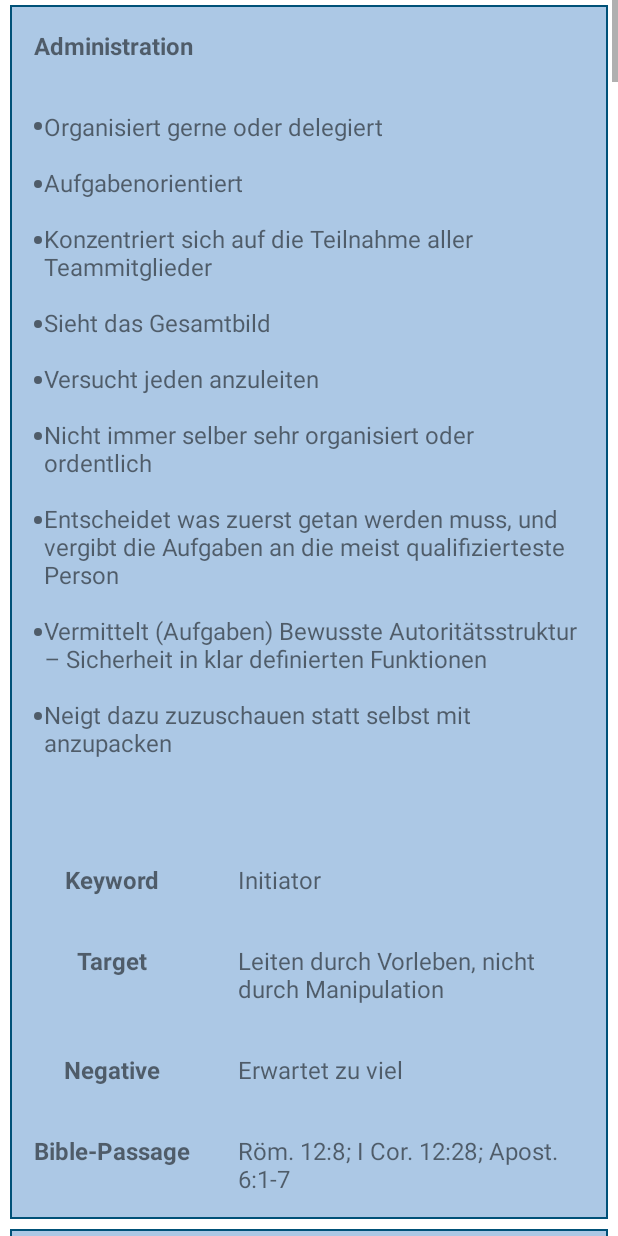
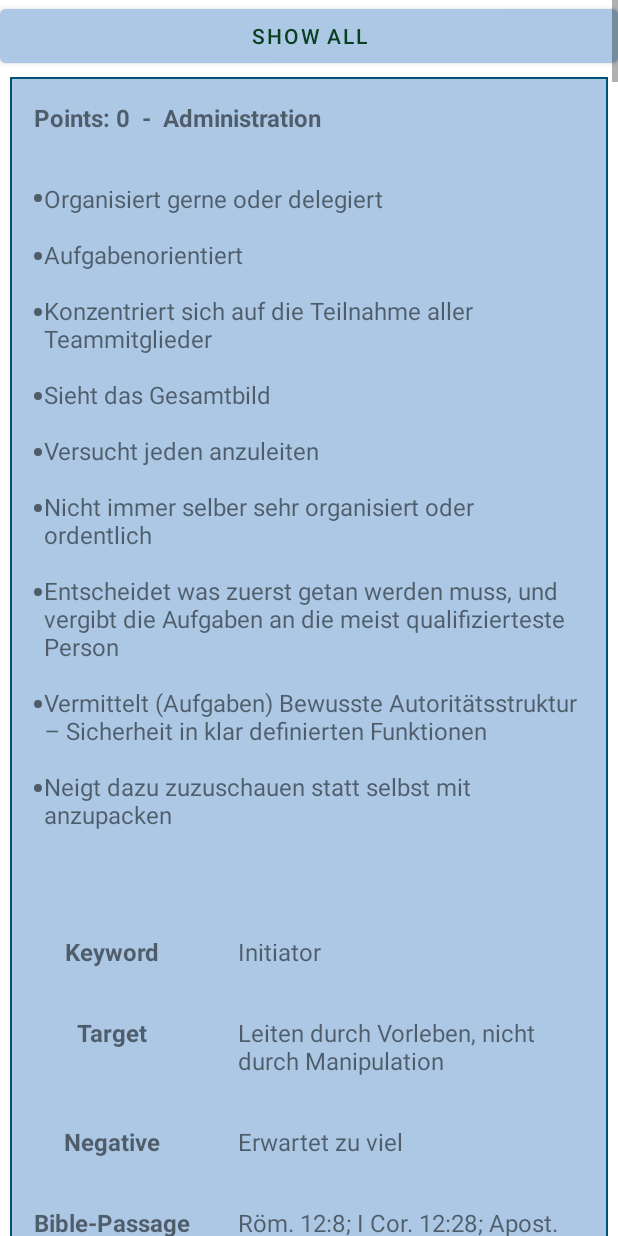
Before and after one commit to domjos1994/GiftApp, an Android app: the layout fragment_result.xml on its own in the app's theme, with its tools: preview values and no code run, on a phone screen of 412 x 824 dp. Run offline under Robolectric (Android 15) with nearby library versions, the phone set to English and light mode, and no system bars.

Commit message:
update app: solve bugs with gift

```diff
--- a/app/build.gradle
+++ b/app/build.gradle
@@ -10,7 +10,7 @@ android {
         applicationId "de.domjos.gift_app"
         minSdk 21
         targetSdk 32
-        versionCode 7
+        versionCode 8
         versionName "1.0"
 
         testInstrumentationRunner "androidx.test.runner.AndroidJUnitRunner"
--- a/app/src/main/java/de/domjos/gift_app/customControls/GiftItem.kt
+++ b/app/src/main/java/de/domjos/gift_app/customControls/GiftItem.kt
@@ -2,9 +2,6 @@ package de.domjos.gift_app.customControls
 
 import android.annotation.SuppressLint
 import android.content.Context
-import android.os.Build
-import android.text.Html
-import android.text.Spannable
 import android.text.Spanned
 import android.util.AttributeSet
 import android.view.LayoutInflater
@@ -21,6 +18,7 @@ class GiftItem : ConstraintLayout {
     private lateinit var lblTarget: TextView
     private lateinit var lblNegative: TextView
     private lateinit var lblBible: TextView
+    private var header: String = ""
 
     constructor(context: Context) : super(context) {
         this.initView()
@@ -41,13 +39,15 @@ class GiftItem : ConstraintLayout {
     private fun getAttributes(attrs: AttributeSet?, context: Context) {
         try {
             val a = context.obtainStyledAttributes(attrs, R.styleable.GiftItem)
-            var points: Int = 0
+            var points = 0
             if(a.hasValue(R.styleable.GiftItem_points)) {
                 points = a.getInt(R.styleable.GiftItem_points, 0)
             }
             if (a.hasValue(R.styleable.GiftItem_header)) {
-                val format: String = ""
-                lblHeader.text = a.getString(R.styleable.GiftItem_header)
+                this.header = a.getString(R.styleable.GiftItem_header).toString()
+                val label = context.getString(R.string.question_result_points)
+                val line = "$label: $points  -  $header"
+                lblHeader.text = line
             }
             if (a.hasValue(R.styleable.GiftItem_description)) {
                 val content: Spanned? = a.getString(R.styleable.GiftItem_description)
@@ -69,6 +69,12 @@ class GiftItem : ConstraintLayout {
         } catch (ex: Exception) {}
     }
 
+    fun setPoints(points: Int) {
+        val label = context.getString(R.string.question_result_points)
+        val line = "$label: $points  -  $header"
+        lblHeader.text = line
+    }
+
     private fun initView() {
         val rootView = (context.getSystemService(Context.LAYOUT_INFLATER_SERVICE) as LayoutInflater)
             .inflate(R.layout.gift_item, this, true)
--- a/app/src/main/res/layout/fragment_result.xml
+++ b/app/src/main/res/layout/fragment_result.xml
@@ -10,6 +10,12 @@
         android:layout_width="match_parent"
         android:layout_height="wrap_content"
         android:orientation="vertical">
+        <Button
+            android:id="@+id/cmdResultAll"
+            android:layout_width="match_parent"
+            android:layout_height="wrap_content"
+            android:text="@string/main_all"/>
+
         <de.domjos.gift_app.customControls.GiftItem
             android:id="@+id/giAdministration"
             android:layout_width="match_parent"
--- a/app/src/main/res/values/strings.xml
+++ b/app/src/main/res/values/strings.xml
@@ -10,6 +10,7 @@
 
     // main
     <string name="main_start">Start test</string>
+    <string name="main_all">Show all</string>
     <string name="main_header">Gift-Test</string>
     <string name="main_content">Start the Gift-Test here!</string>
     <string name="main_daily_url">https://www.biblegateway.com/usage/votd/rss/votd.rdf?31</string>
```
Also changed, not shown: app/src/main/java/de/domjos/gift_app/fragments/ResultFragment.kt (+27 -1 lines), 1 other file.
